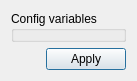
The window that src/DebugDialog.ui (uiii/GeconPC) describes before a commit, drawn with Qt 5.
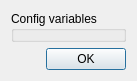
The same window after the commit.

Diff of the .ui file:
```diff
--- a/src/DebugDialog.ui
+++ b/src/DebugDialog.ui
@@ -24,7 +24,7 @@
    <item>
     <widget class="QDialogButtonBox" name="buttonBox">
      <property name="standardButtons">
-      <set>QDialogButtonBox::Apply</set>
+      <set>QDialogButtonBox::Ok</set>
      </property>
     </widget>
    </item>
```
